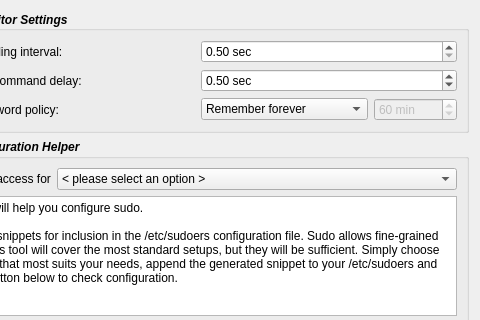
Before: the Qt Designer form contents/code/dialogs/Settings.ui in mbleichner/service-monitor, drawn with Qt 5; both pictures show x 84 to 564 and y 0 to 320 of the 564 by 492 pixel window.
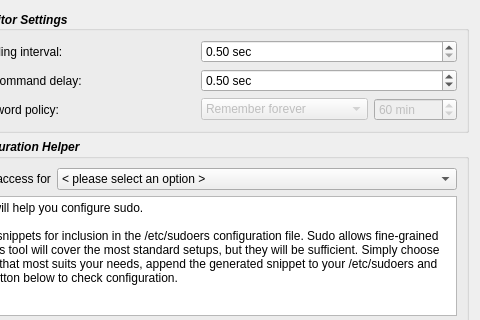
After: the same form once the commit is applied. Icons and pictures are not drawn.

The edit to the form file:
```diff
--- a/contents/code/dialogs/Settings.ui
+++ b/contents/code/dialogs/Settings.ui
@@ -131,7 +131,10 @@
       <item row="2" column="1">
        <layout class="QHBoxLayout" name="horizontalLayout_2">
         <item>
-         <widget class="QComboBox" name="comboBox">
+         <widget class="QComboBox" name="rememberTimeCombobox">
+          <property name="enabled">
+           <bool>false</bool>
+          </property>
           <property name="sizePolicy">
            <sizepolicy hsizetype="Preferred" vsizetype="Fixed">
             <horstretch>2</horstretch>
```
Left out of the diff: 2 changed lines with no effect on the pictures.
